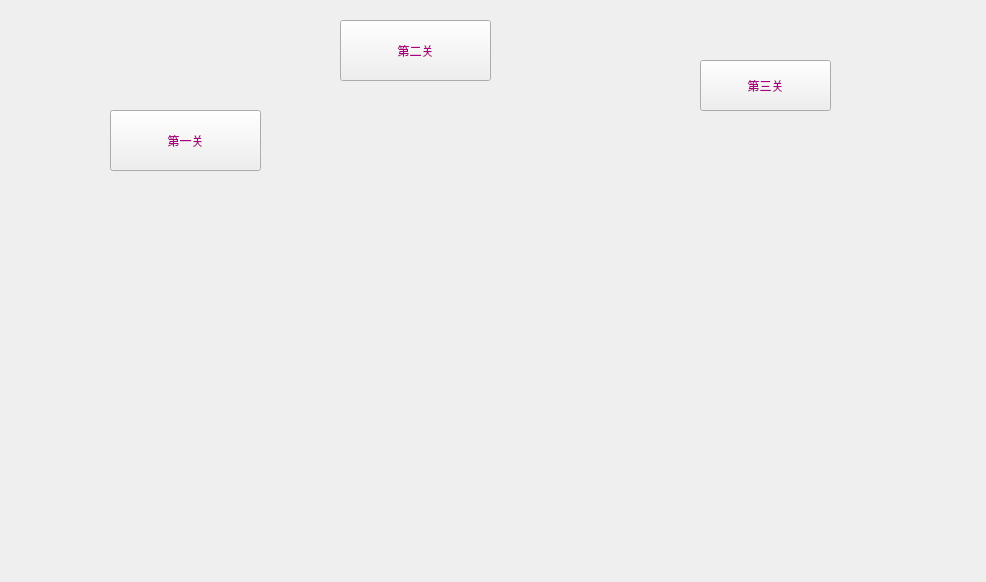
Qt form StartForm.ui (yl202305/TowerdefenseGame) before a commit.
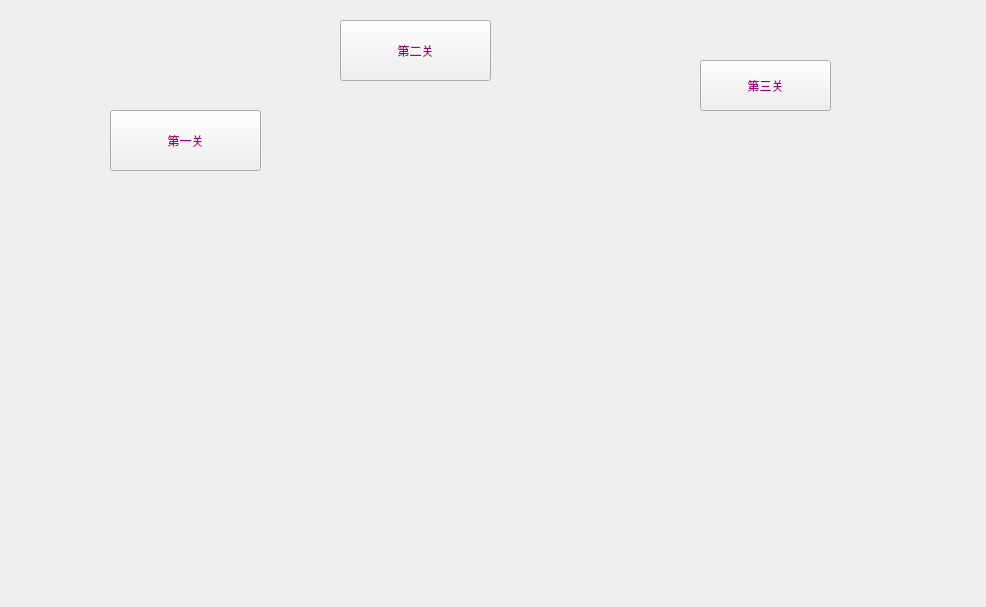
The same form after that commit. Icons and pictures are not drawn.

Patch:
```diff
--- a/StartForm.ui
+++ b/StartForm.ui
@@ -7,7 +7,7 @@
     <x>0</x>
     <y>0</y>
     <width>986</width>
-    <height>582</height>
+    <height>607</height>
    </rect>
   </property>
   <property name="windowTitle">
```
